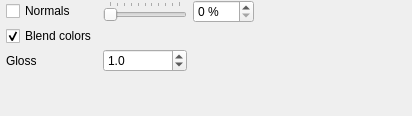
First picture: the form in src/gui/forms/toolbar_rendernormalsgroup.ui, repository open-scan-crew/OpenScanTools, before the edit.
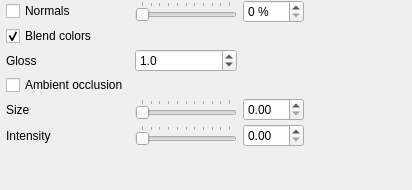
Second picture: the form after the edit.

Commit message: Add SSAO ambient occlusion rendering

The edit to the form file:
```diff
--- a/src/gui/forms/toolbar_rendernormalsgroup.ui
+++ b/src/gui/forms/toolbar_rendernormalsgroup.ui
@@ -7,7 +7,7 @@
     <x>0</x>
     <y>0</y>
     <width>412</width>
-    <height>116</height>
+    <height>190</height>
    </rect>
   </property>
   <property name="windowTitle">
@@ -84,7 +84,7 @@
      </property>
     </widget>
    </item>
-   <item row="5" column="4">
+   <item row="6" column="4">
     <spacer name="verticalSpacer">
      <property name="orientation">
       <enum>Qt::Vertical</enum>
@@ -127,6 +127,85 @@
      </property>
     </widget>
    </item>
+   <item row="3" column="4">
+    <widget class="QCheckBox" name="checkBox_ao">
+     <property name="text">
+      <string>Ambient occlusion</string>
+     </property>
+    </widget>
+   </item>
+   <item row="4" column="4">
+    <widget class="QLabel" name="label_aoSize">
+     <property name="text">
+      <string>Size</string>
+     </property>
+    </widget>
+   </item>
+   <item row="4" column="5">
+    <widget class="QSlider" name="aoSizeSlider">
+     <property name="maximum">
+      <number>100</number>
+     </property>
+     <property name="orientation">
+      <enum>Qt::Horizontal</enum>
+     </property>
+     <property name="tickPosition">
+      <enum>QSlider::TicksAbove</enum>
+     </property>
+    </widget>
+   </item>
+   <item row="4" column="6">
+    <widget class="QDoubleSpinBox" name="aoSizeSpinBox">
+     <property name="locale">
+      <locale language="C" country="AnyCountry"/>
+     </property>
+     <property name="decimals">
+      <number>2</number>
+     </property>
+     <property name="maximum">
+      <double>1.000000000000000</double>
+     </property>
+     <property name="singleStep">
+      <double>0.010000000000000</double>
+     </property>
+    </widget>
+   </item>
+   <item row="5" column="4">
+    <widget class="QLabel" name="label_aoIntensity">
+     <property name="text">
+      <string>Intensity</string>
+     </property>
+    </widget>
+   </item>
+   <item row="5" column="5">
+    <widget class="QSlider" name="aoIntensitySlider">
+     <property name="maximum">
+      <number>100</number>
+     </property>
+     <property name="orientation">
+      <enum>Qt::Horizontal</enum>
+     </property>
+     <property name="tickPosition">
+      <enum>QSlider::TicksAbove</enum>
+     </property>
+    </widget>
+   </item>
+   <item row="5" column="6">
+    <widget class="QDoubleSpinBox" name="aoIntensitySpinBox">
+     <property name="locale">
+      <locale language="C" country="AnyCountry"/>
+     </property>
+     <property name="decimals">
+      <number>2</number>
+     </property>
+     <property name="maximum">
+      <double>1.000000000000000</double>
+     </property>
+     <property name="singleStep">
+      <double>0.010000000000000</double>
+     </property>
+    </widget>
+   </item>
   </layout>
  </widget>
  <layoutdefault spacing="6" margin="11"/>
```
Left out of the diff: 11 changed lines with no effect on the pictures. The commit also changes 20 other files.
